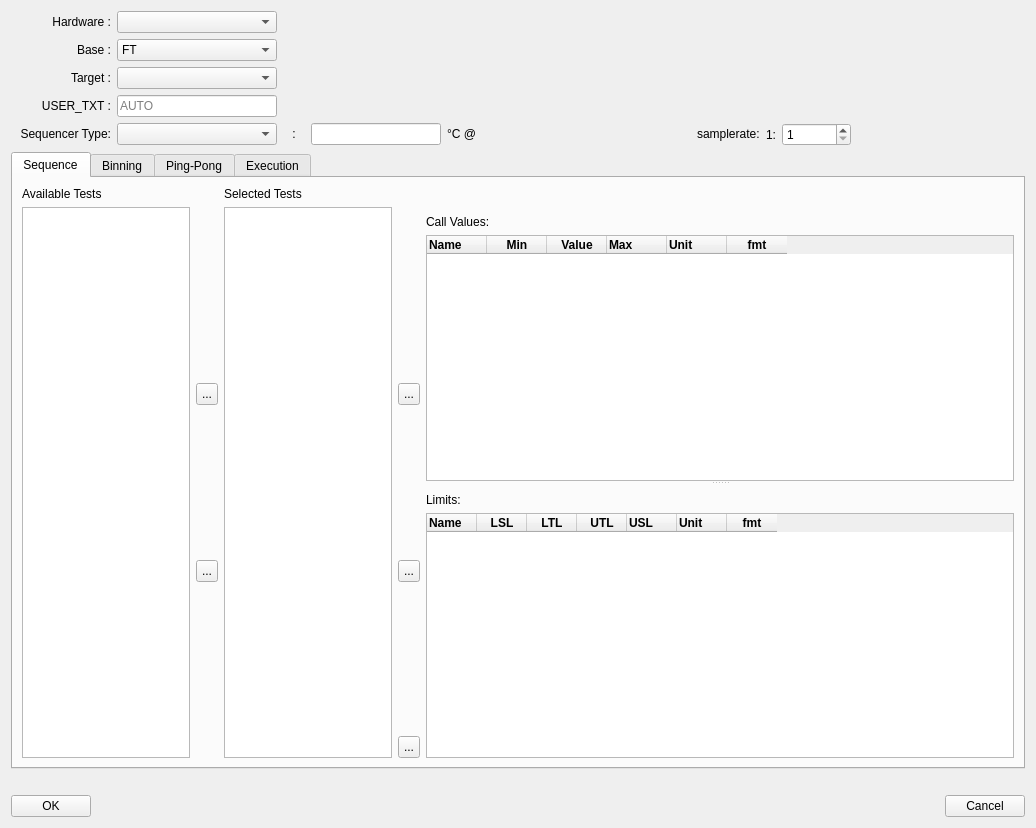
Before: the Qt Designer form src/ATE/org/actions_on/program/TestProgramWizard.ui in goanpeca/ATE.org, drawn with Qt 5.
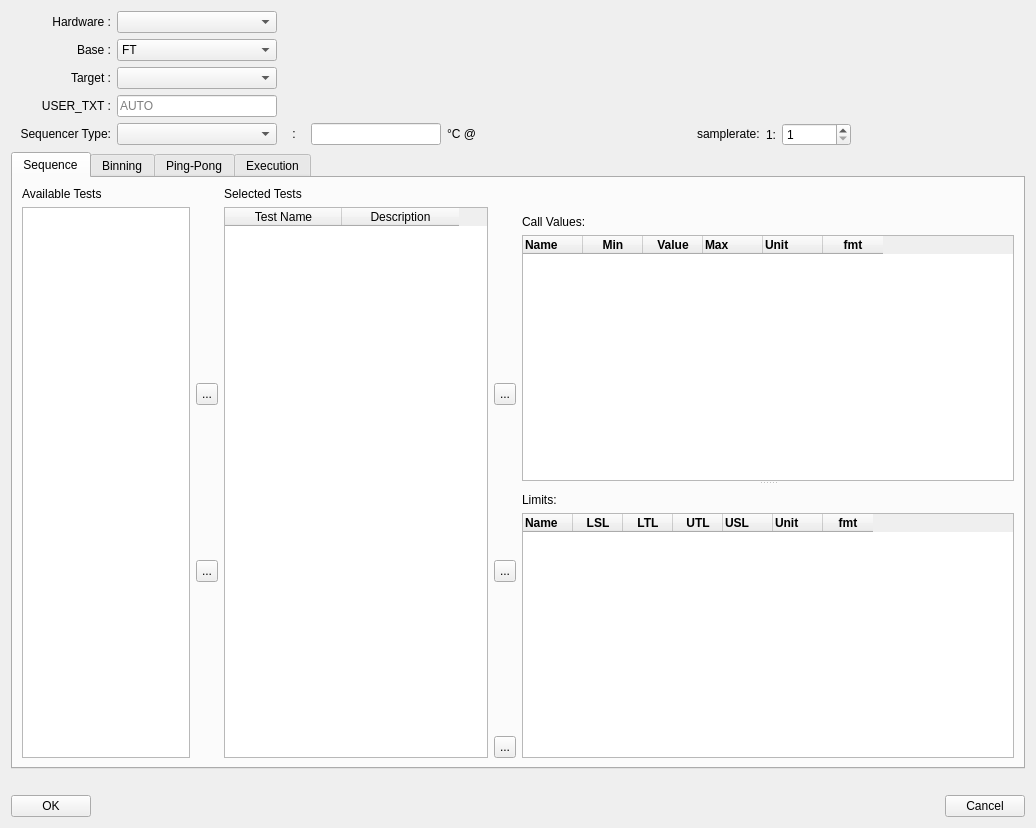
After: the same form once the commit is applied.

Diff of the .ui file:
```diff
--- a/src/ATE/org/actions_on/program/TestProgramWizard.ui
+++ b/src/ATE/org/actions_on/program/TestProgramWizard.ui
@@ -832,25 +832,6 @@
            </item>
           </layout>
          </item>
-         <item row="1" column="3">
-          <widget class="QListWidget" name="selectedTests">
-           <property name="minimumSize">
-            <size>
-             <width>168</width>
-             <height>0</height>
-            </size>
-           </property>
-           <property name="maximumSize">
-            <size>
-             <width>165</width>
-             <height>16777215</height>
-            </size>
-           </property>
-           <property name="selectionMode">
-            <enum>QAbstractItemView::ExtendedSelection</enum>
-           </property>
-          </widget>
-         </item>
          <item row="0" column="3">
           <widget class="QLabel" name="selectedLabel">
            <property name="text">
@@ -1137,6 +1118,44 @@
            </property>
           </widget>
          </item>
+         <item row="1" column="3">
+          <widget class="QTableWidget" name="selectedTests">
+           <property name="sizePolicy">
+            <sizepolicy hsizetype="Expanding" vsizetype="Expanding">
+             <horstretch>0</horstretch>
+             <verstretch>0</verstretch>
+            </sizepolicy>
+           </property>
+           <property name="minimumSize">
+            <size>
+             <width>264</width>
+             <height>0</height>
+            </size>
+           </property>
+           <property name="maximumSize">
+            <size>
+             <width>250</width>
+             <height>16777215</height>
+            </size>
+           </property>
+           <attribute name="horizontalHeaderDefaultSectionSize">
+            <number>117</number>
+           </attribute>
+           <attribute name="verticalHeaderStretchLastSection">
+            <bool>false</bool>
+           </attribute>
+           <column>
+            <property name="text">
+             <string>Test Name</string>
+            </property>
+           </column>
+           <column>
+            <property name="text">
+             <string>Description</string>
+            </property>
+           </column>
+          </widget>
+         </item>
         </layout>
        </widget>
        <widget class="QWidget" name="binningTab">
```
